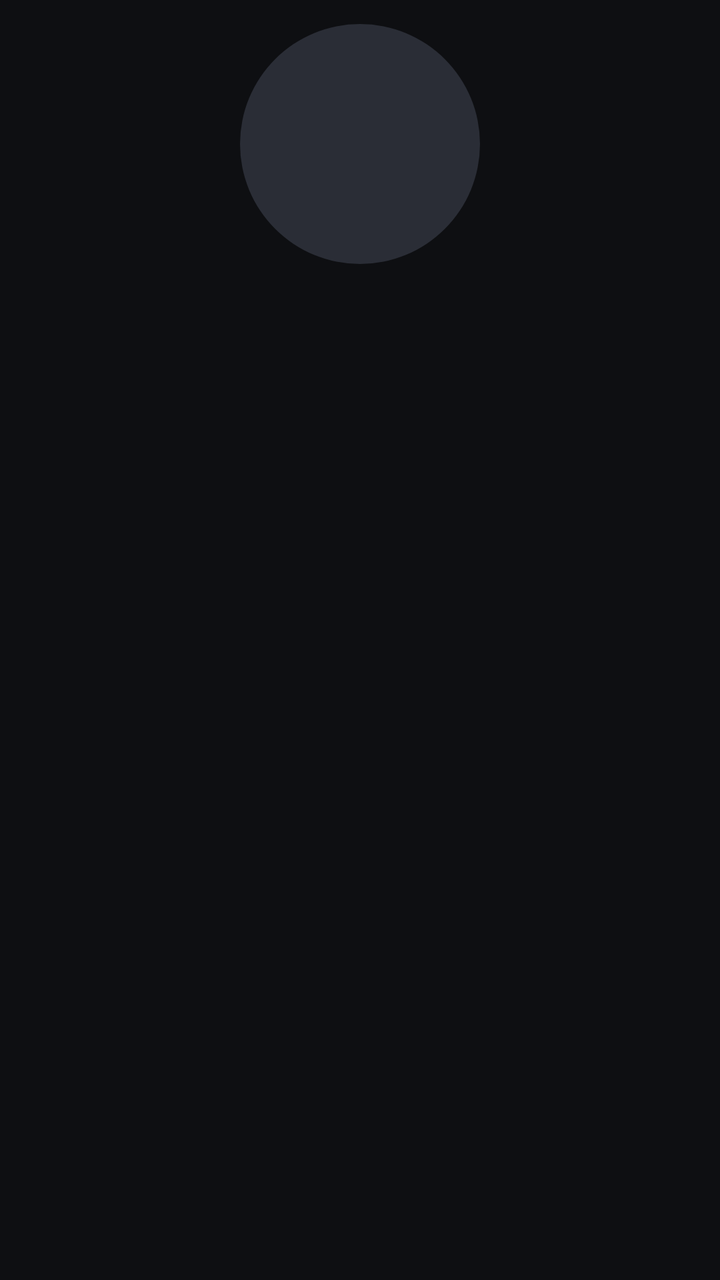
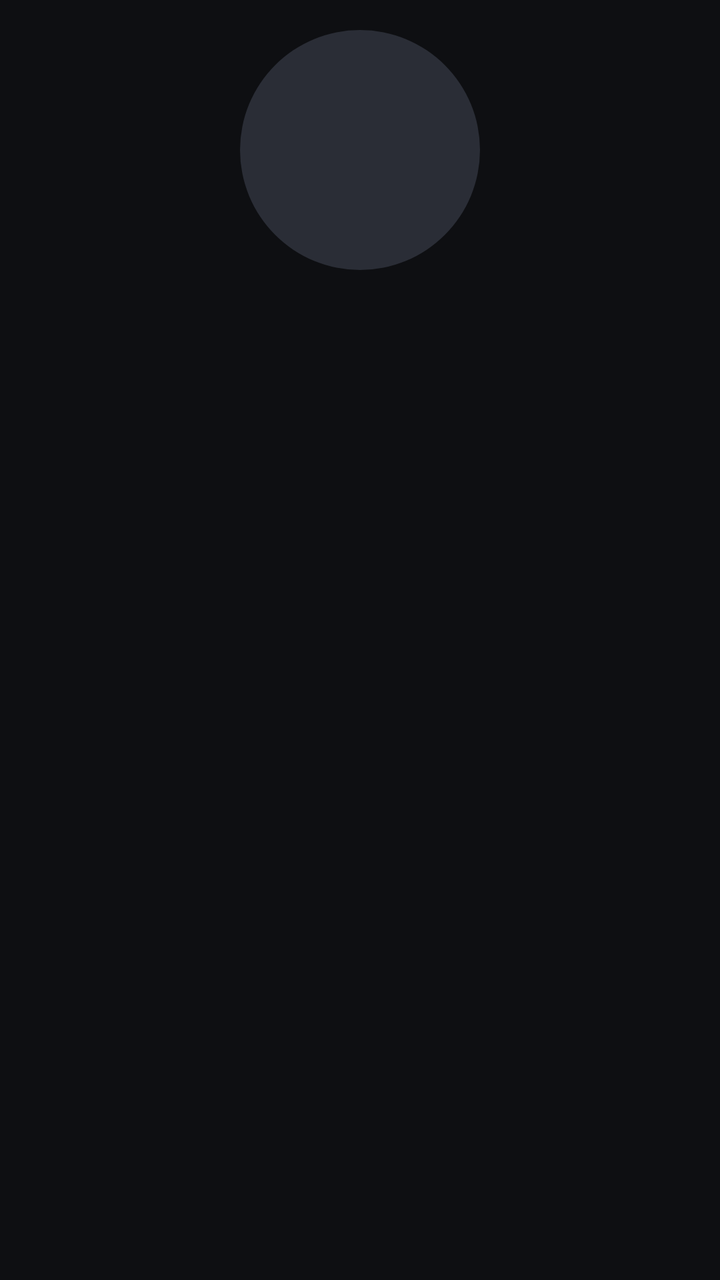

The first picture is an Android layout as it rendered before a commit; the second is the same layout after the commit. The layout source and the unified diff follow.
<!-- AndroidManifest.xml: application theme AppTheme -->
<!-- res/layout/user_tile.xml -->
<?xml version="1.0" encoding="utf-8"?>
<LinearLayout xmlns:android="http://schemas.android.com/apk/res/android"
    android:layout_width="170dp"
    android:layout_height="wrap_content"
    android:layout_margin="8dp"
    android:background="@drawable/tile_bg"
    android:focusable="true"
    android:gravity="center_horizontal"
    android:orientation="vertical"
    android:padding="12dp">

    <FrameLayout android:id="@+id/avatar_frame" android:layout_width="120dp" android:layout_height="120dp"
        android:background="@drawable/avatar_bg">
        <TextView android:id="@+id/initial" android:layout_width="match_parent" android:layout_height="match_parent"
            android:gravity="center" android:textColor="@android:color/white" android:textSize="46sp" />
        <ImageView android:id="@+id/avatar" android:layout_width="match_parent" android:layout_height="match_parent"
            android:scaleType="centerCrop" android:importantForAccessibility="no" />
    </FrameLayout>

    <TextView android:id="@+id/name" android:layout_width="wrap_content" android:layout_height="wrap_content"
        android:layout_marginTop="10dp" android:singleLine="true" android:ellipsize="end"
        android:textColor="@android:color/white" android:textSize="17sp" />
</LinearLayout>
<!-- resources referenced by this layout -->
<resources>
  <!-- drawable avatar_bg (drawable) -->
  <?xml version="1.0" encoding="utf-8"?>
  <shape xmlns:android="http://schemas.android.com/apk/res/android" android:shape="oval">
      <solid android:color="#FF2A2D36" />
  </shape>
  <!-- drawable tile_bg (drawable) -->
  <?xml version="1.0" encoding="utf-8"?>
  <selector xmlns:android="http://schemas.android.com/apk/res/android">
      <item android:state_focused="true">
          <shape><solid android:color="#33FFFFFF" /><corners android:radius="12dp" /></shape>
      </item>
      <item><shape><solid android:color="@android:color/transparent" /></shape></item>
  </selector>
  <style name="AppTheme" parent="@android:style/Theme.DeviceDefault.NoActionBar">
          <item name="android:windowBackground">@color/bg</item>
          <item name="android:colorAccent">@color/accent</item>
          <item name="android:windowAnimationStyle">@null</item>
          <item name="android:windowContentTransitions">false</item>
      </style>
  <color name="bg">#FF0E0F12</color>
  <color name="accent">#FF00A4DC</color>
</resources>

<!-- the commit's change to res/layout/user_tile.xml (unified diff, before → after) -->
@@ -3,21 +3,23 @@
     android:layout_width="170dp"
     android:layout_height="wrap_content"
     android:layout_margin="8dp"
-    android:background="@drawable/tile_bg"
     android:focusable="true"
     android:gravity="center_horizontal"
     android:orientation="vertical"
-    android:padding="12dp">
+    android:padding="8dp">
 
-    <FrameLayout android:id="@+id/avatar_frame" android:layout_width="120dp" android:layout_height="120dp"
-        android:background="@drawable/avatar_bg">
-        <TextView android:id="@+id/initial" android:layout_width="match_parent" android:layout_height="match_parent"
-            android:gravity="center" android:textColor="@android:color/white" android:textSize="46sp" />
-        <ImageView android:id="@+id/avatar" android:layout_width="match_parent" android:layout_height="match_parent"
-            android:scaleType="centerCrop" android:importantForAccessibility="no" />
+    <FrameLayout android:layout_width="134dp" android:layout_height="134dp" android:background="@drawable/avatar_ring"
+        android:duplicateParentState="true" android:padding="7dp">
+        <FrameLayout android:id="@+id/avatar_frame" android:layout_width="match_parent" android:layout_height="match_parent"
+            android:background="@drawable/avatar_bg">
+            <TextView android:id="@+id/initial" android:layout_width="match_parent" android:layout_height="match_parent"
+                android:gravity="center" android:textColor="@android:color/white" android:textSize="46sp" />
+            <ImageView android:id="@+id/avatar" android:layout_width="match_parent" android:layout_height="match_parent"
+                android:scaleType="centerCrop" android:importantForAccessibility="no" />
+        </FrameLayout>
     </FrameLayout>
 
     <TextView android:id="@+id/name" android:layout_width="wrap_content" android:layout_height="wrap_content"
         android:layout_marginTop="10dp" android:singleLine="true" android:ellipsize="end"
-        android:textColor="@android:color/white" android:textSize="17sp" />
+        android:textColor="@color/text3" android:textSize="17sp" />
 </LinearLayout>
<!-- resource entries referenced after the edit -->
@@ -1,17 +1,18 @@
 <!-- resources referenced by this layout -->
 <resources>
+  <color name="text3">#FF8A8D96</color>
   <!-- drawable avatar_bg (drawable) -->
   <?xml version="1.0" encoding="utf-8"?>
   <shape xmlns:android="http://schemas.android.com/apk/res/android" android:shape="oval">
       <solid android:color="#FF2A2D36" />
   </shape>
-  <!-- drawable tile_bg (drawable) -->
+  <!-- drawable avatar_ring (drawable) -->
   <?xml version="1.0" encoding="utf-8"?>
   <selector xmlns:android="http://schemas.android.com/apk/res/android">
       <item android:state_focused="true">
-          <shape><solid android:color="#33FFFFFF" /><corners android:radius="12dp" /></shape>
+          <shape android:shape="oval"><stroke android:width="2dp" android:color="@android:color/white" /></shape>
       </item>
-      <item><shape><solid android:color="@android:color/transparent" /></shape></item>
+      <item><shape android:shape="oval"><solid android:color="@android:color/transparent" /></shape></item>
   </selector>
   <style name="AppTheme" parent="@android:style/Theme.DeviceDefault.NoActionBar">
           <item name="android:windowBackground">@color/bg</item>
